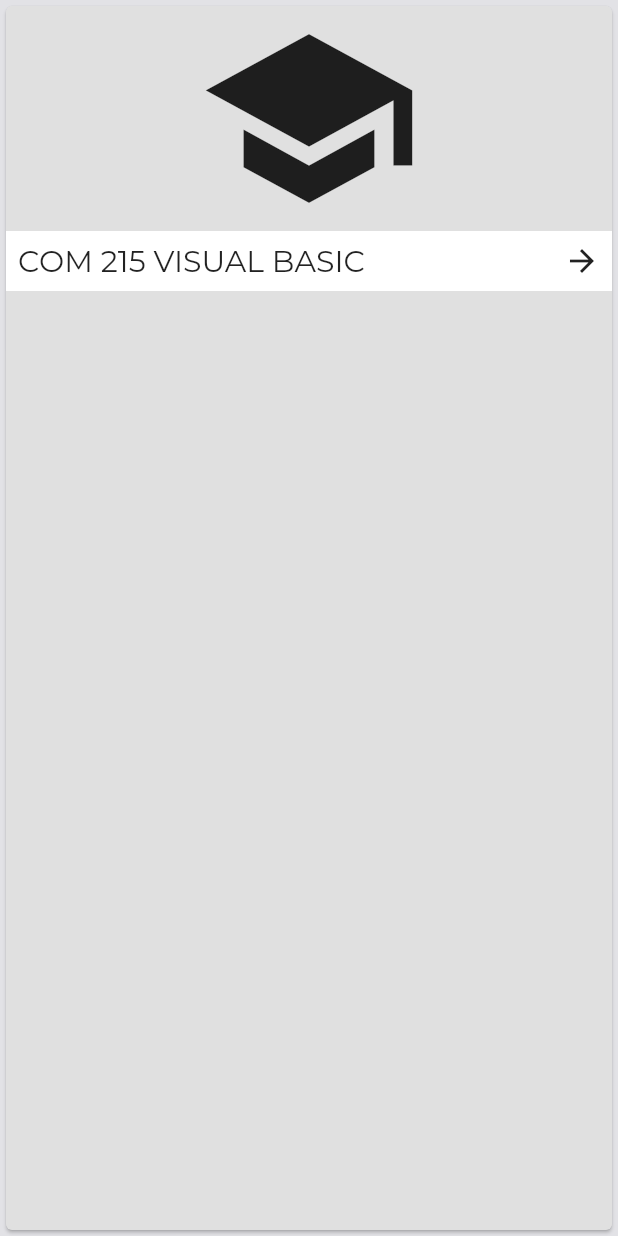
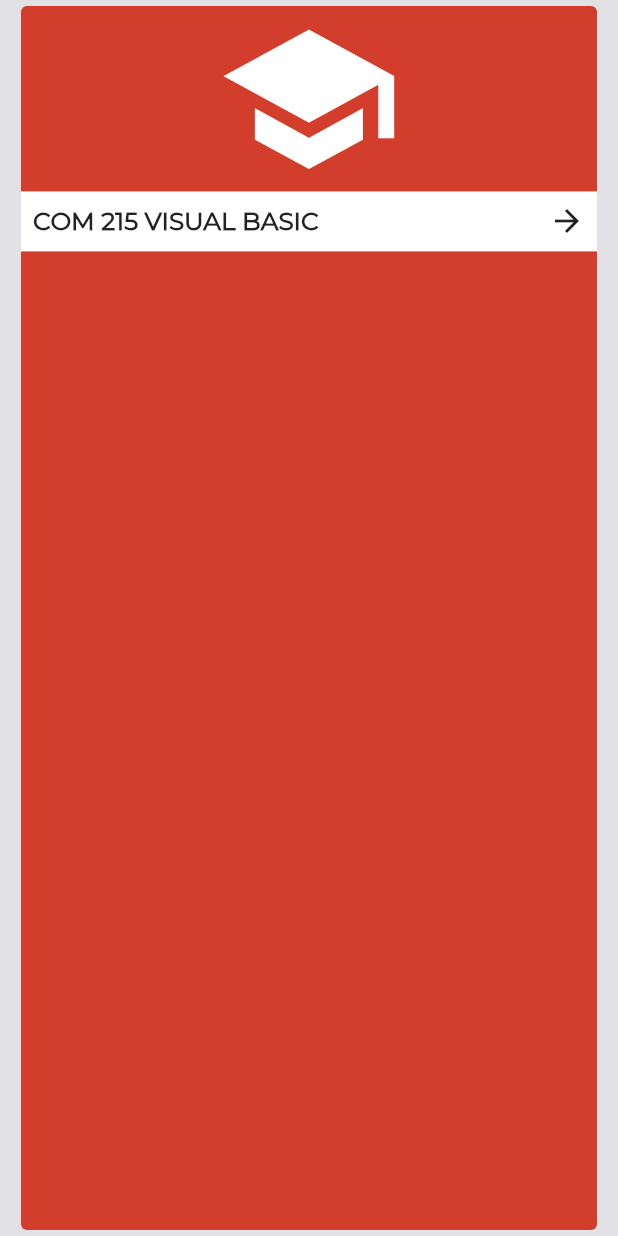
Before and after one commit to applevinc/Virtual-Learning-App, a Flutter app: the CourseCard widget shown alone on an empty page, opened directly, on a phone screen of 412 x 824 dp. Run offline on Flutter 3.47's test engine with Material 2 defaults, Android fonts, the phone set to English and light mode, and no system bars; our stand-ins replace bubble, flutter_spinkit, line_icons, sizer.

Commit message:
Added courses screen

```diff
--- a/virtual_learning_app/lib/view/screens/student/course_content/course_content.dart
+++ b/virtual_learning_app/lib/view/screens/student/course_content/course_content.dart
@@ -51,6 +51,7 @@ class _StudentCourseContentState extends State<StudentCourseContent>
         child: CustomAppBar(
           username: "Appleyard Vincent",
           departmentname: "Department of Physics",
+          automaticallyImplyLeading: true,
           bottom: TabBar(
             controller: _controller,
             indicatorColor: Colors.white,
--- a/virtual_learning_app/lib/view/screens/student/course_content/tabs/content/content.dart
+++ b/virtual_learning_app/lib/view/screens/student/course_content/tabs/content/content.dart
@@ -5,7 +5,7 @@ class WeeklyCourseContents extends StatelessWidget {
   @override
   Widget build(BuildContext context) {
     return ListView(
-      padding: EdgeInsets.all(20),
+      padding: EdgeInsets.symmetric(horizontal: 10, vertical: 20),
       children: [
         CourseContentCard(),
         CourseContentCard(),
--- a/virtual_learning_app/lib/view/screens/student/courses/layouts/course_card.dart
+++ b/virtual_learning_app/lib/view/screens/student/courses/layouts/course_card.dart
@@ -1,5 +1,8 @@
 import 'package:flutter/material.dart';
 import 'package:virtuallearningapp/view/screens/student/course_content/course_content.dart';
+import 'package:virtuallearningapp/view/screens/widgets/headline_text.dart';
+import 'package:virtuallearningapp/view/theme/colors.dart';
+import 'package:sizer/sizer.dart';
 
 class CourseCard extends StatelessWidget {
   const CourseCard({
@@ -8,21 +11,24 @@ class CourseCard extends StatelessWidget {
 
   @override
   Widget build(BuildContext context) {
-    return Container(
-      child: InkWell(
-        onTap: () => Navigator.push(
-          context,
-          MaterialPageRoute(
-            builder: (context) => StudentCourseContent(),
-          ),
+    return InkWell(
+      onTap: () => Navigator.push(
+        context,
+        MaterialPageRoute(
+          builder: (context) => StudentCourseContent(),
         ),
+      ),
+      child: Padding(
+        padding: const EdgeInsets.symmetric(horizontal: 10),
         child: Card(
-          color: Colors.grey.shade300,
+          color: AppColor.red,
+          elevation: 0.0,
           child: Column(
             children: [
               Icon(
                 Icons.school,
-                size: 150,
+                size: 15.0.h,
+                color: Colors.white,
               ),
               Container(
                 color: Colors.white,
@@ -31,10 +37,7 @@ class CourseCard extends StatelessWidget {
                   child: Row(
                     mainAxisAlignment: MainAxisAlignment.spaceBetween,
                     children: [
-                      Text(
-                        "COM 215 VISUAL BASIC",
-                        style: TextStyle(fontSize: 20),
-                      ),
+                      HeadLineText('COM 215 VISUAL BASIC'),
                       Icon(Icons.arrow_forward)
                     ],
                   ),
--- a/virtual_learning_app/lib/view/screens/student/dashboard/layouts/updates_horizontal_listview.dart
+++ b/virtual_learning_app/lib/view/screens/student/dashboard/layouts/updates_horizontal_listview.dart
@@ -12,14 +12,14 @@ class UpdatesHorizontalListView extends StatelessWidget {
     return Column(
       children: [
         Padding(
-          padding: const EdgeInsets.symmetric(horizontal: 20),
+          padding: const EdgeInsets.symmetric(horizontal: 15),
           child: HeadLineText('UPDATES'),
         ),
         SizedBox(
           height: 17.0.h,
           child: ListView.builder(
             scrollDirection: Axis.horizontal,
-            padding: const EdgeInsets.only(right: 15, left: 15),
+            padding: const EdgeInsets.only(right: 10, left: 10),
             itemCount: 4,
             itemBuilder: (context, index) {
               return UpdateItem(width: 70.0.w);
--- a/virtual_learning_app/lib/view/screens/student/login/form.dart
+++ b/virtual_learning_app/lib/view/screens/student/login/form.dart
@@ -1,6 +1,6 @@
 import 'package:flutter/material.dart';
 import 'package:virtuallearningapp/view/screens/bottom_navigation_bar/bottom_nav_bar.dart';
-import 'package:virtuallearningapp/view/screens/student/course_content/course_content.dart';
+import 'package:virtuallearningapp/view/screens/student/courses/Coursesscreen.dart';
 import 'package:virtuallearningapp/view/screens/student/dashboard/dashboard.dart';
 import 'package:virtuallearningapp/view/screens/widgets/button.dart';
 import 'package:virtuallearningapp/view/screens/widgets/form_textfield.dart';
@@ -50,7 +50,7 @@ class StudentFormState extends State<StudentForm> {
                       builder: (context) => BottomNavBar(
                         pages: [
                           StudentDashboard(),
-                          StudentCourseContent(),
+                          CoursesScreen(),
                         ],
                       ),
                     ),
--- a/virtual_learning_app/lib/view/screens/widgets/news.dart
+++ b/virtual_learning_app/lib/view/screens/widgets/news.dart
@@ -14,11 +14,11 @@ class News extends StatelessWidget {
       crossAxisAlignment: CrossAxisAlignment.start,
       children: [
         Padding(
-          padding: const EdgeInsets.symmetric(horizontal: 20),
+          padding: const EdgeInsets.symmetric(horizontal: 15),
           child: HeadLineText('NEWS'),
         ),
         Padding(
-          padding: const EdgeInsets.symmetric(horizontal: 15),
+          padding: const EdgeInsets.symmetric(horizontal: 10),
           child: Column(
             children: [
               UpdateItem(width: 100.0.w),
```
Also changed, not shown: virtual_learning_app/lib/view/screens/student/courses/Coursesscreen.dart (+14 -12 lines), virtual_learning_app/lib/view/screens/widgets/appbar.dart (+16 -3 lines).
